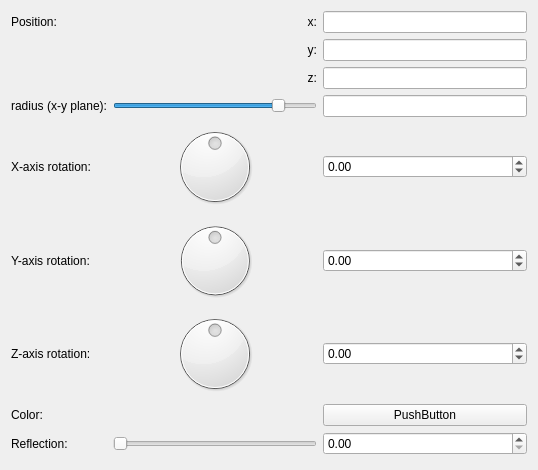
Before: the Qt Designer form mandelbulber2/qt_data/primitive_circle.ui in buddhi1980/mandelbulber2, drawn with Qt 5.
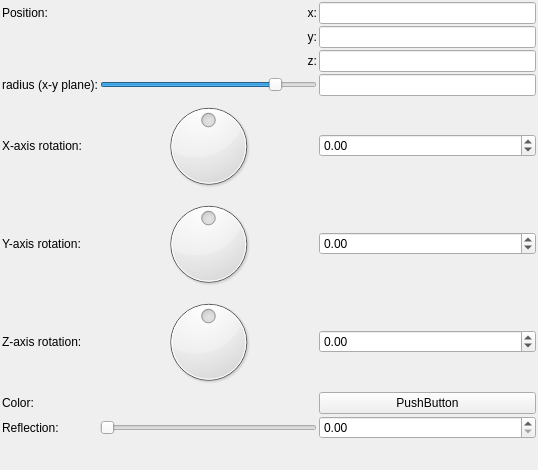
After: the same form once the commit is applied. Custom widgets are drawn as their Qt base class.

Commit message: - reduced all margins and spacings in ui - added class to store animation frames - added closable dock for animation control (actually empty)

```diff
--- a/mandelbulber2/qt_data/primitive_circle.ui
+++ b/mandelbulber2/qt_data/primitive_circle.ui
@@ -14,8 +14,26 @@
    <string>Form</string>
   </property>
   <layout class="QVBoxLayout" name="verticalLayout">
+   <property name="spacing">
+    <number>2</number>
+   </property>
+   <property name="leftMargin">
+    <number>2</number>
+   </property>
+   <property name="topMargin">
+    <number>2</number>
+   </property>
+   <property name="rightMargin">
+    <number>2</number>
+   </property>
+   <property name="bottomMargin">
+    <number>2</number>
+   </property>
    <item>
     <layout class="QGridLayout" name="gridLayout">
+     <property name="spacing">
+      <number>2</number>
+     </property>
      <item row="6" column="1">
       <widget class="QDial" name="dial3_rotation_z">
        <property name="minimum">
```
The commit also changes 29 other files.
